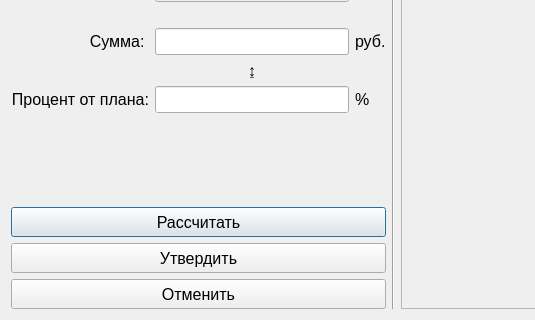
This is gui/Forms/orderform.ui in mipatov/subd as Qt 5 draws it before an edit; both pictures show x 0 to 535 and y 155 to 475 of the 662 by 475 pixel window. The edited form follows.
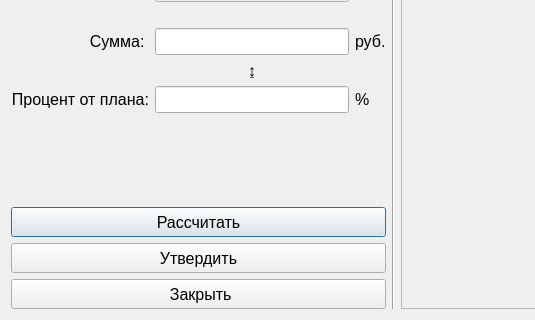
This is the edited form.

```diff
--- a/gui/Forms/orderform.ui
+++ b/gui/Forms/orderform.ui
@@ -328,7 +328,7 @@
         </font>
        </property>
        <property name="text">
-        <string>Отменить</string>
+        <string> Закрыть</string>
        </property>
       </widget>
      </item>
```
